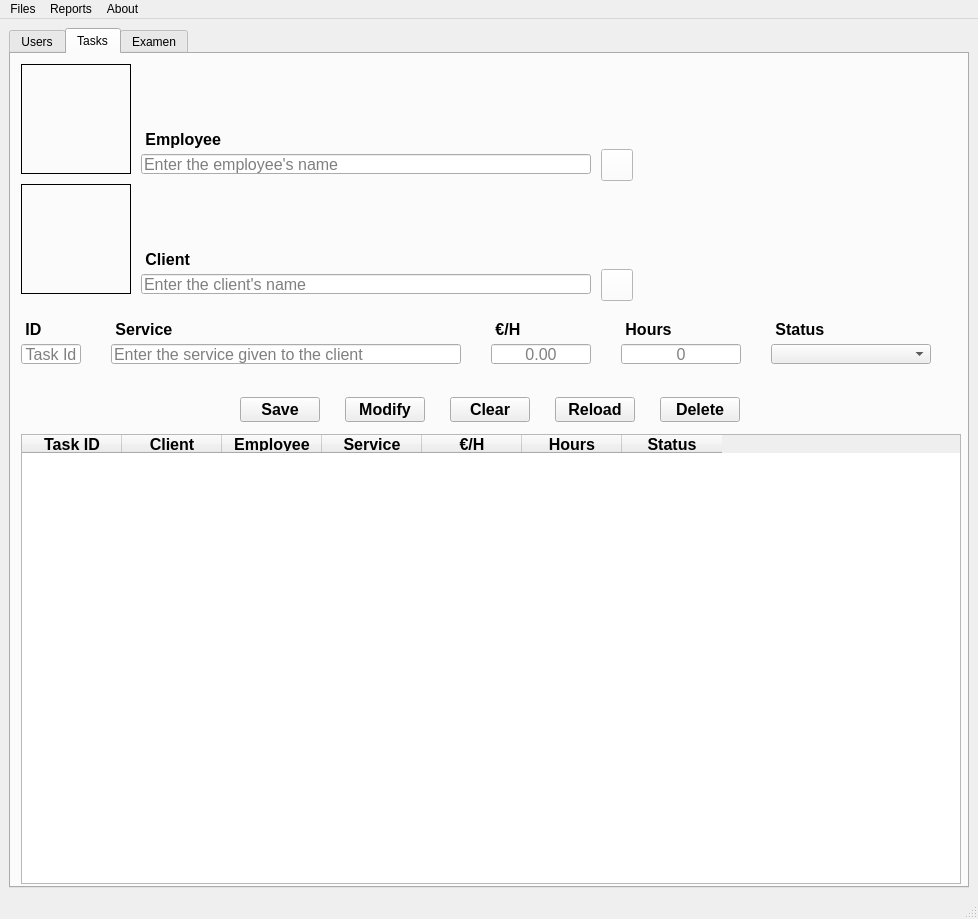
Above: windows/MainWindow.ui from IsolracI/DI-recuperacion before the change. Below: the same form after it.
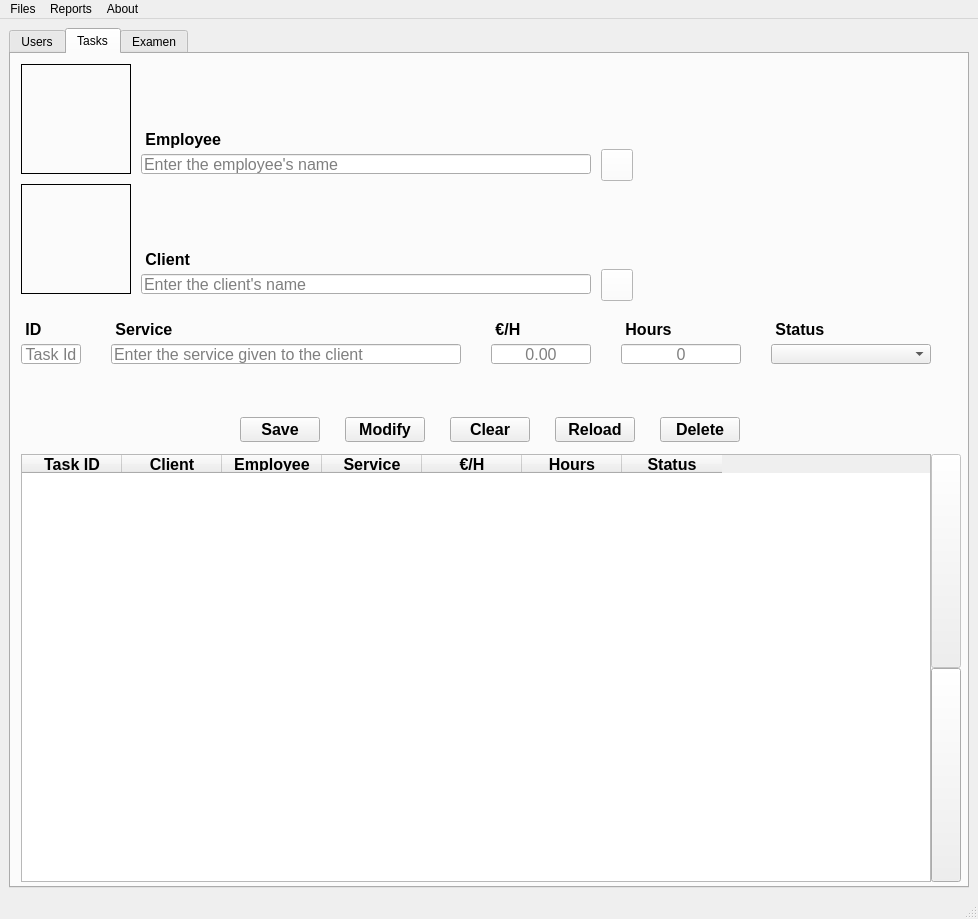
That is the form after the change. The open tabs and pages were chosen to show the change. Icons and pictures are not drawn.

Commit message: feat(Tasks): añadir paginación a la tabla de tareas

Diff of the .ui file:
```diff
--- a/windows/MainWindow.ui
+++ b/windows/MainWindow.ui
@@ -959,9 +959,9 @@
         <property name="geometry">
          <rect>
           <x>10</x>
-          <y>380</y>
-          <width>940</width>
-          <height>450</height>
+          <y>400</y>
+          <width>910</width>
+          <height>428</height>
          </rect>
         </property>
         <property name="font">
@@ -1057,7 +1057,7 @@
         <property name="geometry">
          <rect>
           <x>130</x>
-          <y>340</y>
+          <y>360</y>
           <width>701</width>
           <height>31</height>
          </rect>
@@ -1394,6 +1394,49 @@
          </size>
         </property>
        </widget>
+       <widget class="QPushButton" name="btn_tasksTablePrevPage">
+        <property name="enabled">
+         <bool>false</bool>
+        </property>
+        <property name="geometry">
+         <rect>
+          <x>920</x>
+          <y>400</y>
+          <width>30</width>
+          <height>214</height>
+         </rect>
+        </property>
+        <property name="font">
+         <font>
+          <pointsize>20</pointsize>
+          <weight>50</weight>
+          <bold>false</bold>
+         </font>
+        </property>
+        <property name="text">
+         <string/>
+        </property>
+       </widget>
+       <widget class="QPushButton" name="btn_tasksTableNextPage">
+        <property name="geometry">
+         <rect>
+          <x>920</x>
+          <y>614</y>
+          <width>30</width>
+          <height>214</height>
+         </rect>
+        </property>
+        <property name="font">
+         <font>
+          <pointsize>20</pointsize>
+          <weight>50</weight>
+          <bold>false</bold>
+         </font>
+        </property>
+        <property name="text">
+         <string/>
+        </property>
+       </widget>
       </widget>
       <widget class="QWidget" name="tab">
        <attribute name="title">
```
Left out of the diff: 44 changed lines with no effect on the pictures. The commit also changes 7 other files.
